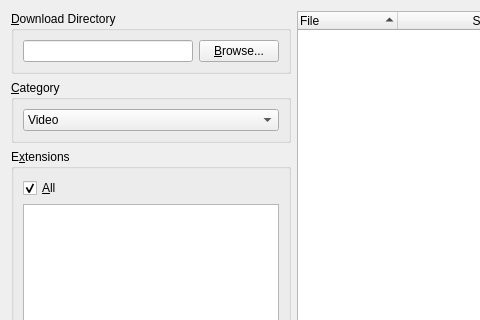
This is src/newbittorrentdialog.ui in karoyqiu/qaria as Qt 5 draws it before an edit; both pictures show x 0 to 480 and y 0 to 320 of the 900 by 500 pixel window. The edited form follows.
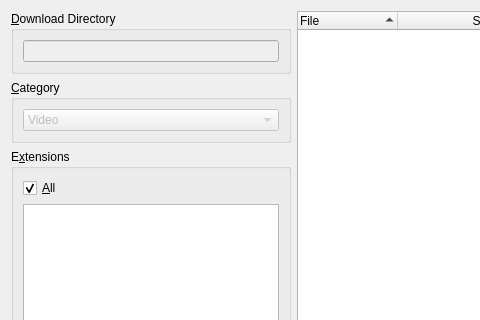
This is the edited form.

```diff
--- a/src/newbittorrentdialog.ui
+++ b/src/newbittorrentdialog.ui
@@ -22,12 +22,9 @@
          </property>
          <layout class="QHBoxLayout" name="horizontalLayout">
           <item>
-           <widget class="QLineEdit" name="editDir"/>
-          </item>
-          <item>
-           <widget class="QPushButton" name="buttonBrowseDir">
-            <property name="text">
-             <string>&amp;Browse...</string>
+           <widget class="QLineEdit" name="editDir">
+            <property name="enabled">
+             <bool>false</bool>
             </property>
            </widget>
           </item>
@@ -42,6 +39,9 @@
          <layout class="QVBoxLayout" name="verticalLayout">
           <item>
            <widget class="QComboBox" name="comboCategory">
+            <property name="enabled">
+             <bool>false</bool>
+            </property>
             <item>
              <property name="text">
               <string>Video</string>
```
Left out of the diff: 1 changed line with no effect on the pictures.
